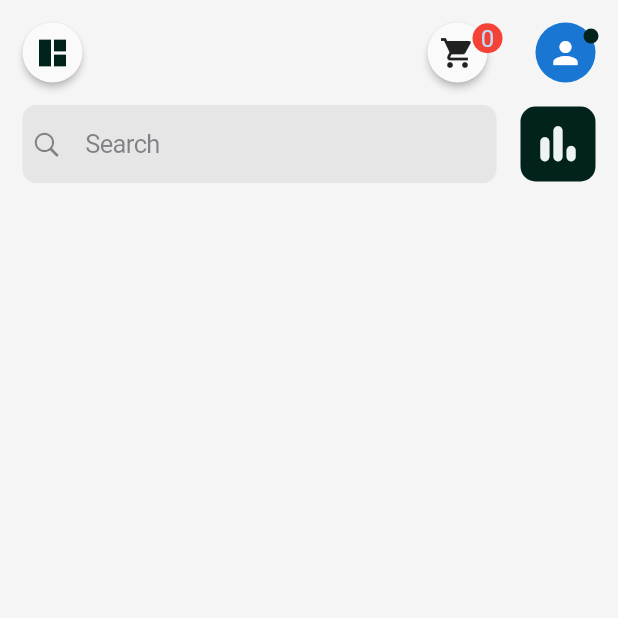
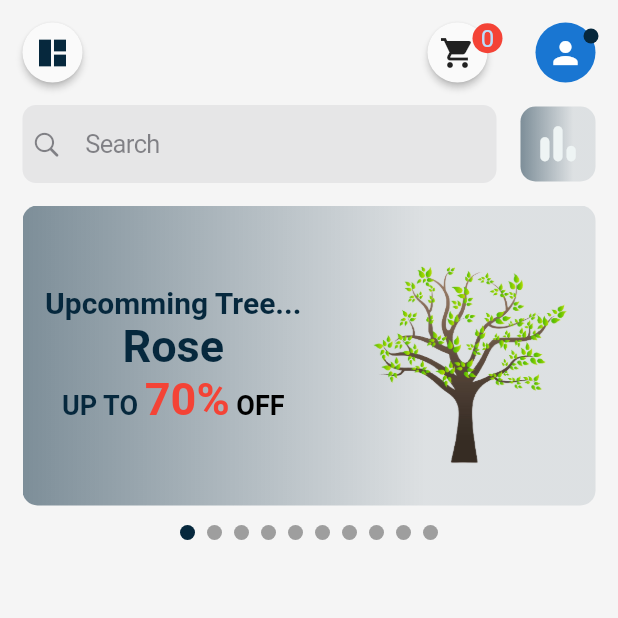
Before and after one commit to rowjoy/tree_shop_ecommerce_with_provider, a Flutter app: the ProdactScreen screen opened directly, on a phone screen of 412 x 824 dp, the top half of it. Run offline on Flutter 3.47's test engine with Material 2 defaults, Android fonts, the phone set to English and light mode, and no system bars; our stand-ins replace carousel_slider, flutter_svg, hexcolor; missing offline and left inert: cuberto_bottom_bar.

Commit message:
Slider design

```diff
--- a/lib/core/colors.dart
+++ b/lib/core/colors.dart
@@ -1,10 +1,23 @@
 // ignore_for_file: non_constant_identifier_names
 
 
+import 'package:flutter/material.dart';
+
 class AppColors {
-  static String greenColor = "#02231C";
-  static String seGreenColor = "#91F086";
-  static String midelGreenColor = "#48BF53";
+  static String greenColor = "#06283D";
+  static String seGreenColor = "#A6BB8D";
+  static String midelGreenColor = "#A6BB8D";
   static String whiteColor = "#EEF4F4";
-  static String blackColor = "##000000";
+  static String blackColor = "#000000";
+  static String grayColors = "#DFF6FF";
 }
+
+class GradientColors{
+
+  static getGradient(Color color ,) {
+    return LinearGradient(
+      colors: [color.withOpacity(0.5), color.withOpacity(0.1)],
+      stops: const [0.0, 0.7]);
+  }
+
+}
--- a/lib/modules/views/prodact_screen.dart
+++ b/lib/modules/views/prodact_screen.dart
@@ -4,6 +4,7 @@
 
 
 
+import 'package:carousel_slider/carousel_slider.dart';
 import 'package:flutter/cupertino.dart';
 import 'package:flutter/material.dart';
 import 'package:hexcolor/hexcolor.dart';
@@ -19,6 +20,7 @@ class ProdactScreen extends StatefulWidget {
 
 class _ProdactScreenState extends State<ProdactScreen> {
   List<String> categories = ["Rose", "Water Lily", "Beli flower" , "Sunflower" , "Marigold"];
+  int sliderindex = 0;
   @override
   Widget build(BuildContext context) {
     return Scaffold(
@@ -100,7 +102,7 @@ class _ProdactScreenState extends State<ProdactScreen> {
                       height: 50,
                       width: 50,
                       decoration: BoxDecoration(
-                        color: HexColor(AppColors.greenColor),
+                        gradient: GradientColors.getGradient(HexColor(AppColors.greenColor)),
                         borderRadius: BorderRadius.circular(10),
                       ),
                       child: Icon(Icons.bar_chart_rounded, color: HexColor(AppColors.whiteColor,),size: 35,),
@@ -109,7 +111,105 @@ class _ProdactScreenState extends State<ProdactScreen> {
                 ),
               ),
               SizedBox(height: 15,),
-
+              Container(
+                height: 200,
+                width: MediaQuery.of(context).size.width,
+                child: PageView.builder(
+                  itemBuilder: (
+                    BuildContext context , index){
+                      return Container(
+                        decoration: BoxDecoration(
+                          borderRadius: BorderRadius.circular(10),
+                          gradient: GradientColors.getGradient(HexColor(AppColors.greenColor))
+                        ),
+                        child: Row(
+                          children: [
+                            Container(
+                              child: Padding(
+                                padding: const EdgeInsets.all(15.0),
+                                child: Column(
+                                  mainAxisAlignment: MainAxisAlignment.center,
+                                  children: [
+                                    Text("Upcomming Tree...",
+                                      style: TextStyle(
+                                        color: HexColor(AppColors.greenColor),
+                                          fontSize: 20,
+                                          fontWeight: FontWeight.w600,
+                                      ),
+                                    ),
+                                    Text("Rose",
+                                      style: TextStyle(
+                                        color: HexColor(AppColors.greenColor),
+                                          fontSize: 30,
+                                          fontWeight: FontWeight.w600,
+                                      ),
+                                    ),
+                                    Text.rich(
+                                      TextSpan(
+                                        text: "Up to ".toUpperCase(),
+                                        style: TextStyle(
+                                          color: HexColor(AppColors.greenColor),
+                                          fontSize: 18,
+                                          fontWeight: FontWeight.w600,
+                                        ),
+                                        children: [
+                                          TextSpan(
+                                            text: "70%".toUpperCase(),
+                                            style: TextStyle(
+                                              color: Colors.red,
+                                              fontSize: 30,
+                                              fontWeight: FontWeight.bold,
+                                            )
+                                          ),
+                                          TextSpan(
+                                            text: " Off".toUpperCase(),
+                                            style: TextStyle(
+                                              color: HexColor(AppColors.blackColor),
+                                              fontSize: 18,
+                                              fontWeight: FontWeight.w600,
+                                            ),
+                                          ),
+                                        ]
+                                      ),
+                                    ),
+                                  ],
+                                ),
+                              ) ,
+                            ),
+                            Expanded(
+                              child: Image.asset("assets/images/onboard_tree.png"),
+                            ),
+                          ],
+                        ),
+                      );
+                  },
+                  itemCount:10,
+                  reverse: true,
+                  onPageChanged: (value){
+                    setState(() {
+                      sliderindex = value;
+                    });
+                  },
+                ),
+              ),
+              SizedBox(height: 8,),
+              Container(
+                height: 20,
+                child: ListView.builder(
+                  shrinkWrap: true,
+                  itemCount: 10,
+                  scrollDirection: Axis.horizontal,
+                   itemBuilder: (BuildContext context, index){
+                       return Padding(
+                         padding: const EdgeInsets.all(4.0),
+                         child: CircleAvatar(
+                           radius: 5,
+                           backgroundColor: sliderindex == index ? HexColor(AppColors.greenColor) : Colors.grey,
+                          ),
+                       );
+                   },
+                 ),
+              ),
             ],
           ),
         ),
--- a/pubspec.yaml
+++ b/pubspec.yaml
@@ -39,6 +39,7 @@ dependencies:
   flutter_svg: ^1.1.5
   hexcolor: ^3.0.1
   cuberto_bottom_bar: ^2.0.0
+  carousel_slider: ^4.2.1
 
 dev_dependencies:
   flutter_test:
```
Also changed, not shown: pubspec.lock.
